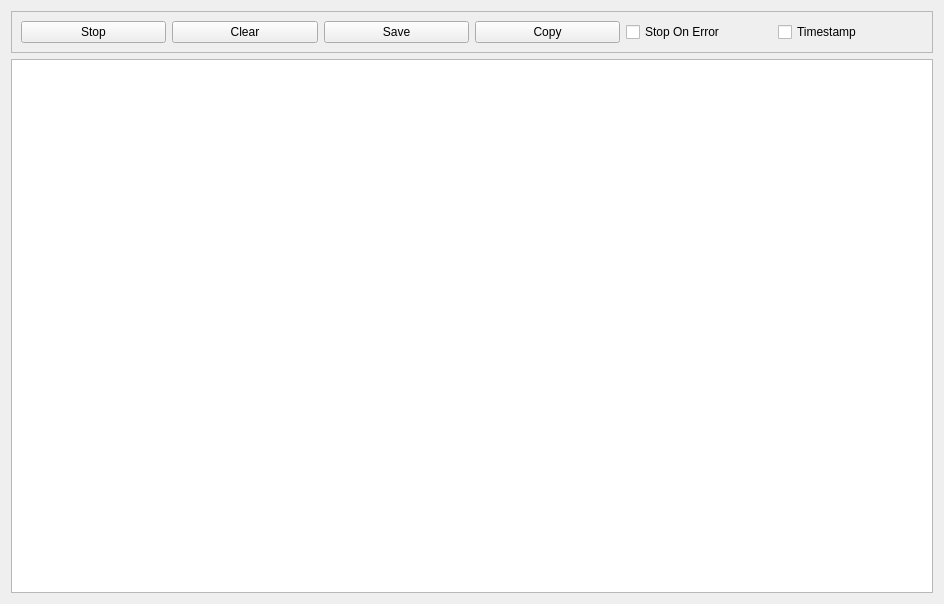
CharlosNels/DebugMyProtocol, file displaycommunication.ui: the form before one commit.
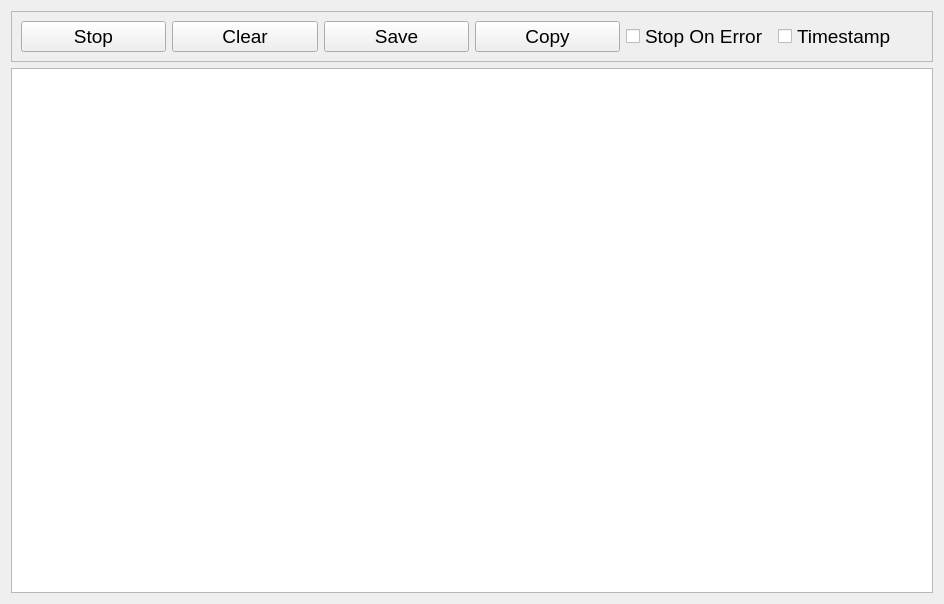
The form after the commit.

```diff
--- a/displaycommunication.ui
+++ b/displaycommunication.ui
@@ -10,6 +10,11 @@
     <height>604</height>
    </rect>
   </property>
+  <property name="font">
+   <font>
+    <pointsize>14</pointsize>
+   </font>
+  </property>
   <property name="windowTitle">
    <string>Communication Traffic</string>
   </property>
```
Left out of the diff: 4 changed lines with no effect on the pictures.
